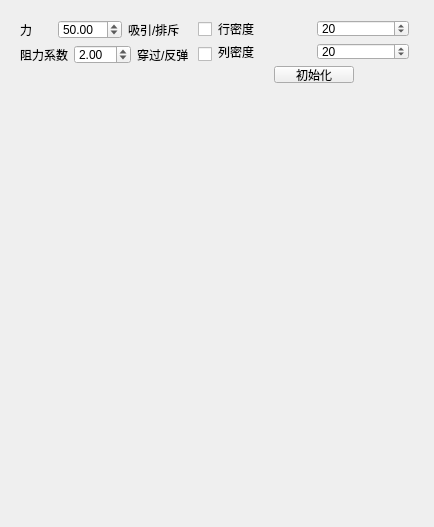
popcorn1429/Qt_universal_gravitation_simulation, file window.ui: the form before one commit.
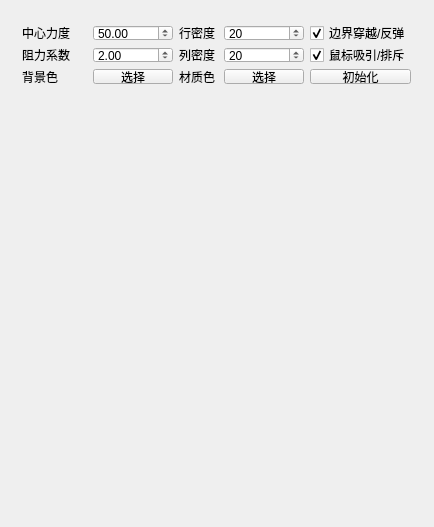
The form after the commit. Icons and pictures are not drawn.

```diff
--- a/window.ui
+++ b/window.ui
@@ -35,28 +35,24 @@
     </sizepolicy>
    </property>
   </widget>
-  <widget class="QWidget" name="layoutWidget">
+  <widget class="QWidget" name="">
    <property name="geometry">
     <rect>
-     <x>9</x>
-     <y>9</y>
+     <x>11</x>
+     <y>14</y>
      <width>411</width>
-     <height>85</height>
+     <height>81</height>
     </rect>
    </property>
-   <layout class="QHBoxLayout" name="horizontalLayout_7">
-    <item>
-     <layout class="QVBoxLayout" name="verticalLayout_2">
-      <item>
-       <layout class="QHBoxLayout" name="horizontalLayout_4" stretch="1,1,2,0">
-        <item>
+   <layout class="QGridLayout" name="gridLayout">
+    <item row="0" column="0">
          <widget class="QLabel" name="label_strength">
           <property name="text">
-           <string>力      </string>
+       <string>中心力度     </string>
           </property>
          </widget>
         </item>
-        <item>
+    <item row="0" column="1">
          <widget class="QDoubleSpinBox" name="doubleSpinBox_strength">
           <property name="minimum">
            <double>5.000000000000000</double>
@@ -72,38 +68,50 @@
           </property>
          </widget>
         </item>
-        <item>
-         <widget class="QLabel" name="label_atract">
+    <item row="0" column="2">
+     <widget class="QLabel" name="label_row_num">
           <property name="text">
-           <string>吸引/排斥</string>
+       <string>行密度</string>
           </property>
          </widget>
         </item>
-        <item>
-         <widget class="QCheckBox" name="checkBox_atract">
+    <item row="0" column="3">
+     <widget class="QSpinBox" name="spinBox_row_num">
+      <property name="minimum">
+       <number>5</number>
+      </property>
+      <property name="maximum">
+       <number>100</number>
+      </property>
+      <property name="value">
+       <number>20</number>
+      </property>
+     </widget>
+    </item>
+    <item row="0" column="4">
+     <widget class="QCheckBox" name="checkBox_reject">
           <property name="text">
-           <string/>
-          </property>
-         </widget>
-        </item>
-       </layout>
-      </item>
-      <item>
-       <layout class="QHBoxLayout" name="horizontalLayout_5" stretch="1,1,2,0">
-        <item>
+       <string>边界穿越/反弹</string>
+      </property>
+      <property name="checked">
+       <bool>true</bool>
+      </property>
+     </widget>
+    </item>
+    <item row="1" column="0">
          <widget class="QLabel" name="label_ratio">
           <property name="text">
            <string>阻力系数</string>
           </property>
          </widget>
         </item>
-        <item>
+    <item row="1" column="1">
          <widget class="QDoubleSpinBox" name="doubleSpinBox_ratio">
           <property name="minimum">
            <double>0.100000000000000</double>
           </property>
           <property name="maximum">
-           <double>10.000000000000000</double>
+       <double>50.000000000000000</double>
           </property>
           <property name="singleStep">
            <double>0.100000000000000</double>
@@ -113,120 +121,65 @@
           </property>
          </widget>
         </item>
-        <item>
-         <widget class="QLabel" name="label_margin">
-          <property name="text">
-           <string>穿过/反弹</string>
-          </property>
-         </widget>
-        </item>
-        <item>
-         <widget class="QCheckBox" name="checkBox_reject">
-          <property name="text">
-           <string/>
-          </property>
-         </widget>
-        </item>
-       </layout>
-      </item>
-      <item>
-       <layout class="QHBoxLayout" name="horizontalLayout_6">
-        <item>
-         <spacer name="horizontalSpacer">
-          <property name="orientation">
-           <enum>Qt::Horizontal</enum>
-          </property>
-          <property name="sizeHint" stdset="0">
-           <size>
-            <width>40</width>
-            <height>20</height>
-           </size>
-          </property>
-         </spacer>
-        </item>
-        <item>
-         <spacer name="horizontalSpacer_2">
-          <property name="orientation">
-           <enum>Qt::Horizontal</enum>
-          </property>
-          <property name="sizeHint" stdset="0">
-           <size>
-            <width>40</width>
-            <height>20</height>
-           </size>
-          </property>
-         </spacer>
-        </item>
-       </layout>
-      </item>
-     </layout>
-    </item>
-    <item>
-     <layout class="QVBoxLayout" name="verticalLayout">
-      <item>
-       <layout class="QHBoxLayout" name="horizontalLayout">
-        <item>
-         <widget class="QLabel" name="label_row_num">
-          <property name="text">
-           <string>行密度</string>
-          </property>
-         </widget>
-        </item>
-        <item>
-         <widget class="QSpinBox" name="spinBox_row_num">
-          <property name="minimum">
-           <number>5</number>
-          </property>
-          <property name="maximum">
-           <number>50</number>
-          </property>
-          <property name="value">
-           <number>20</number>
-          </property>
-         </widget>
-        </item>
-       </layout>
-      </item>
-      <item>
-       <layout class="QHBoxLayout" name="horizontalLayout_2">
-        <item>
+    <item row="1" column="2">
          <widget class="QLabel" name="label_col_num">
           <property name="text">
            <string>列密度</string>
           </property>
          </widget>
         </item>
-        <item>
+    <item row="1" column="3">
          <widget class="QSpinBox" name="spinBox_col_num">
           <property name="minimum">
            <number>5</number>
           </property>
           <property name="maximum">
-           <number>50</number>
+       <number>100</number>
           </property>
           <property name="value">
            <number>20</number>
           </property>
          </widget>
         </item>
-       </layout>
-      </item>
-      <item>
-       <layout class="QHBoxLayout" name="horizontalLayout_3">
-        <item>
-         <spacer name="horizontalSpacer_4">
-          <property name="orientation">
-           <enum>Qt::Horizontal</enum>
-          </property>
-          <property name="sizeHint" stdset="0">
-           <size>
-            <width>40</width>
-            <height>20</height>
-           </size>
-          </property>
-         </spacer>
-        </item>
-        <item>
+    <item row="1" column="4">
+     <widget class="QCheckBox" name="checkBox_atract">
+      <property name="text">
+       <string>鼠标吸引/排斥</string>
+      </property>
+      <property name="checked">
+       <bool>true</bool>
+      </property>
+     </widget>
+    </item>
+    <item row="2" column="0">
+     <widget class="QLabel" name="label_background_color">
+      <property name="text">
+       <string>背景色</string>
+      </property>
+     </widget>
+    </item>
+    <item row="2" column="1">
+     <widget class="QPushButton" name="pushButton_choose_color">
+      <property name="text">
+       <string>选择</string>
+      </property>
+     </widget>
+    </item>
+    <item row="2" column="2">
+     <widget class="QLabel" name="label_node_color">
+      <property name="text">
+       <string>材质色</string>
+      </property>
+     </widget>
+    </item>
+    <item row="2" column="3">
+     <widget class="QPushButton" name="pushButton_node_color">
+      <property name="text">
+       <string>选择</string>
+      </property>
+     </widget>
+    </item>
+    <item row="2" column="4">
          <widget class="QPushButton" name="pushButton_init">
           <property name="styleSheet">
            <string notr="true">QPushButton{border-image: url(:/new/icons/icons/play.png);}
@@ -237,23 +190,6 @@
            <string>初始化</string>
           </property>
          </widget>
-        </item>
-        <item>
-         <spacer name="horizontalSpacer_3">
-          <property name="orientation">
-           <enum>Qt::Horizontal</enum>
-          </property>
-          <property name="sizeHint" stdset="0">
-           <size>
-            <width>40</width>
-            <height>20</height>
-           </size>
-          </property>
-         </spacer>
-        </item>
-       </layout>
-      </item>
-     </layout>
     </item>
    </layout>
   </widget>
```
Lines whose indentation alone changed are shown as unchanged.
